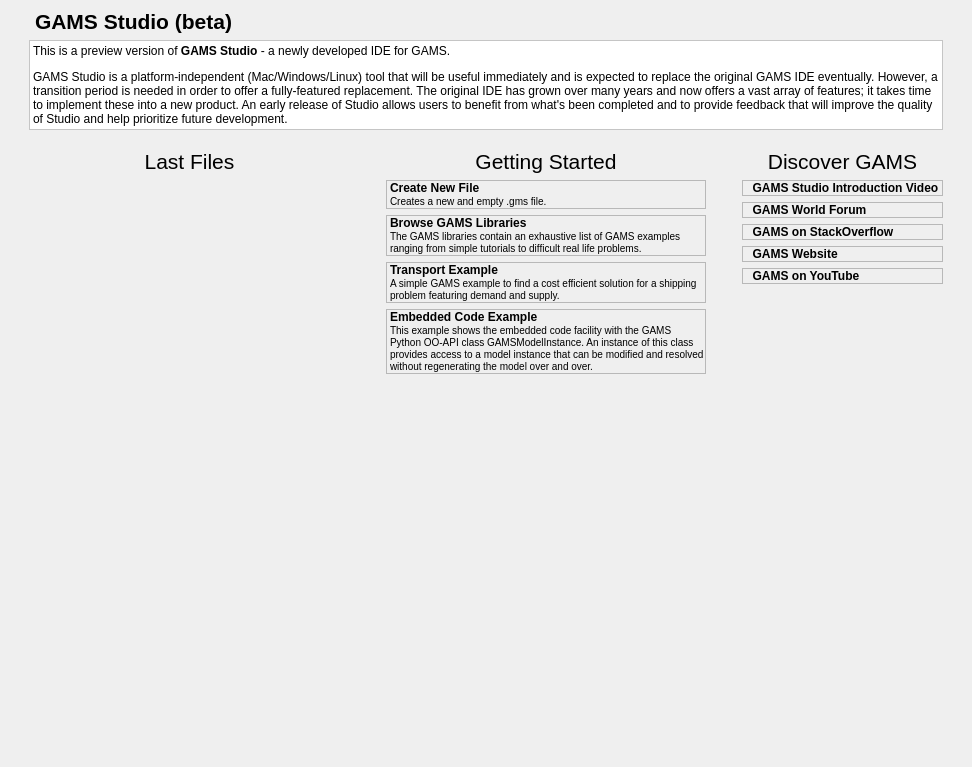
The window that src/welcomepage.ui (GAMS-dev/studio) describes before a commit, drawn with Qt 5.
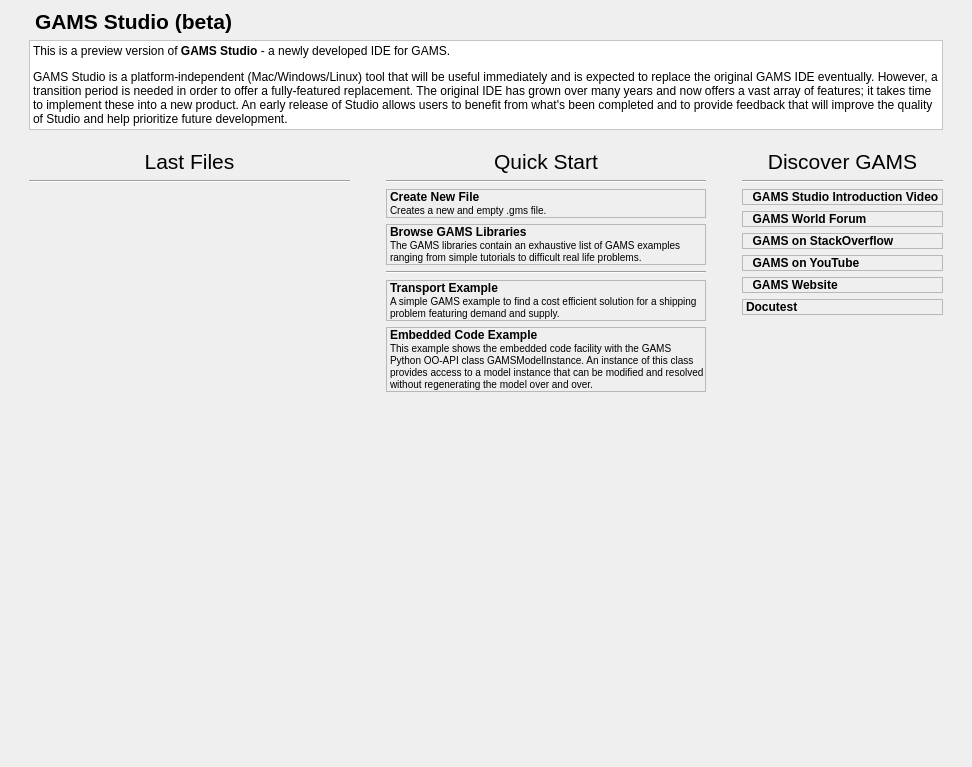
The same window after the commit. Icons and pictures are not drawn. Custom widgets are drawn as their Qt base class.

```diff
--- a/src/welcomepage.ui
+++ b/src/welcomepage.ui
@@ -181,6 +181,13 @@
            </property>
           </widget>
          </item>
+         <item>
+          <widget class="Line" name="line_3">
+           <property name="orientation">
+            <enum>Qt::Horizontal</enum>
+           </property>
+          </widget>
+         </item>
          <item>
           <widget class="QScrollArea" name="sa_lastFiles">
            <property name="frameShape">
@@ -201,7 +208,7 @@
               <x>0</x>
               <y>0</y>
               <width>285</width>
-              <height>531</height>
+              <height>522</height>
              </rect>
             </property>
             <layout class="QVBoxLayout" name="verticalLayout_2">
@@ -274,13 +281,26 @@
             <enum>Qt::NoContextMenu</enum>
            </property>
            <property name="text">
-            <string>Getting Started</string>
+            <string>Quick Start</string>
            </property>
            <property name="alignment">
             <set>Qt::AlignCenter</set>
            </property>
           </widget>
          </item>
+         <item>
+          <widget class="Line" name="line_2">
+           <property name="minimumSize">
+            <size>
+             <width>0</width>
+             <height>0</height>
+            </size>
+           </property>
+           <property name="orientation">
+            <enum>Qt::Horizontal</enum>
+           </property>
+          </widget>
+         </item>
          <item>
           <widget class="QScrollArea" name="sa_gettingStarted">
            <property name="sizePolicy">
@@ -310,7 +330,7 @@
               <x>0</x>
               <y>0</y>
               <width>284</width>
-              <height>531</height>
+              <height>522</height>
              </rect>
             </property>
             <property name="sizePolicy">
@@ -396,6 +416,13 @@
                  </property>
                 </widget>
                </item>
+               <item>
+                <widget class="Line" name="line">
+                 <property name="orientation">
+                  <enum>Qt::Horizontal</enum>
+                 </property>
+                </widget>
+               </item>
                <item>
                 <widget class="gams::studio::WpLabel" name="label_trnsport">
                  <property name="sizePolicy">
@@ -425,7 +452,7 @@
                 </widget>
                </item>
                <item>
-                <widget class="gams::studio::WpLabel" name="label_embeddedSort">
+                <widget class="gams::studio::WpLabel" name="label_EMBMIEX1">
                  <property name="frameShape">
                   <enum>QFrame::StyledPanel</enum>
                  </property>
@@ -515,6 +542,13 @@
            </property>
           </widget>
          </item>
+         <item>
+          <widget class="Line" name="line_4">
+           <property name="orientation">
+            <enum>Qt::Horizontal</enum>
+           </property>
+          </widget>
+         </item>
          <item>
           <layout class="QVBoxLayout" name="vl_linklist">
            <item>
@@ -589,34 +623,6 @@
              </property>
             </widget>
            </item>
-           <item>
-            <widget class="gams::studio::WpLabel" name="label_documentation">
-             <property name="minimumSize">
-              <size>
-               <width>0</width>
-               <height>0</height>
-              </size>
-             </property>
-             <property name="frameShape">
-              <enum>QFrame::StyledPanel</enum>
-             </property>
-             <property name="frameShadow">
-              <enum>QFrame::Plain</enum>
-             </property>
-             <property name="text">
-              <string>&lt;html&gt;&lt;head/&gt;&lt;body&gt;&lt;p&gt;&lt;img src=&quot;:/img/gamsicon_16x16.png&quot;/&gt;&lt;span style=&quot; font-weight:600;&quot;&gt;&amp;nbsp;&amp;nbsp;GAMS Website &lt;/span&gt;&lt;/p&gt;&lt;/body&gt;&lt;/html&gt;</string>
-             </property>
-             <property name="scaledContents">
-              <bool>false</bool>
-             </property>
-             <property name="margin">
-              <number>8</number>
-             </property>
-             <property name="link" stdset="0">
-              <string>https://www.gams.com/</string>
-             </property>
-            </widget>
-           </item>
            <item>
             <widget class="gams::studio::WpLabel" name="label_gamsyoutube">
              <property name="frameShape">
@@ -636,8 +642,61 @@
              </property>
             </widget>
            </item>
+           <item>
+            <widget class="gams::studio::WpLabel" name="label_documentation">
+             <property name="minimumSize">
+              <size>
+               <width>0</width>
+               <height>0</height>
+              </size>
+             </property>
+             <property name="frameShape">
+              <enum>QFrame::StyledPanel</enum>
+             </property>
+             <property name="frameShadow">
+              <enum>QFrame::Plain</enum>
+             </property>
+             <property name="text">
+              <string>&lt;html&gt;&lt;head/&gt;&lt;body&gt;&lt;p&gt;&lt;img src=&quot;:/img/gamsicon_16x16.png&quot;/&gt;&lt;span style=&quot; font-weight:600;&quot;&gt;&amp;nbsp;&amp;nbsp;GAMS Website &lt;/span&gt;&lt;/p&gt;&lt;/body&gt;&lt;/html&gt;</string>
+             </property>
+             <property name="scaledContents">
+              <bool>false</bool>
+             </property>
+             <property name="margin">
+              <number>8</number>
+             </property>
+             <property name="link" stdset="0">
+              <string>https://www.gams.com/</string>
+             </property>
+            </widget>
+           </item>
           </layout>
          </item>
+         <item>
+          <widget class="gams::studio::WpLabel" name="label_doc_release">
+           <property name="font">
+            <font>
+             <weight>75</weight>
+             <bold>true</bold>
+            </font>
+           </property>
+           <property name="mouseTracking">
+            <bool>true</bool>
+           </property>
+           <property name="frameShape">
+            <enum>QFrame::StyledPanel</enum>
+           </property>
+           <property name="text">
+            <string>Docutest</string>
+           </property>
+           <property name="margin">
+            <number>8</number>
+           </property>
+           <property name="documentation" stdset="0">
+            <string>docs/RN_MAIN.html</string>
+           </property>
+          </widget>
+         </item>
          <item>
           <spacer name="spacer_discover_bot">
            <property name="orientation">
@@ -648,8 +707,8 @@
            </property>
            <property name="sizeHint" stdset="0">
             <size>
-             <width>1</width>
-             <height>5</height>
+             <width>13</width>
+             <height>13</height>
             </size>
            </property>
           </spacer>
```
Left out of the diff: 21 changed lines with no effect on the pictures.
